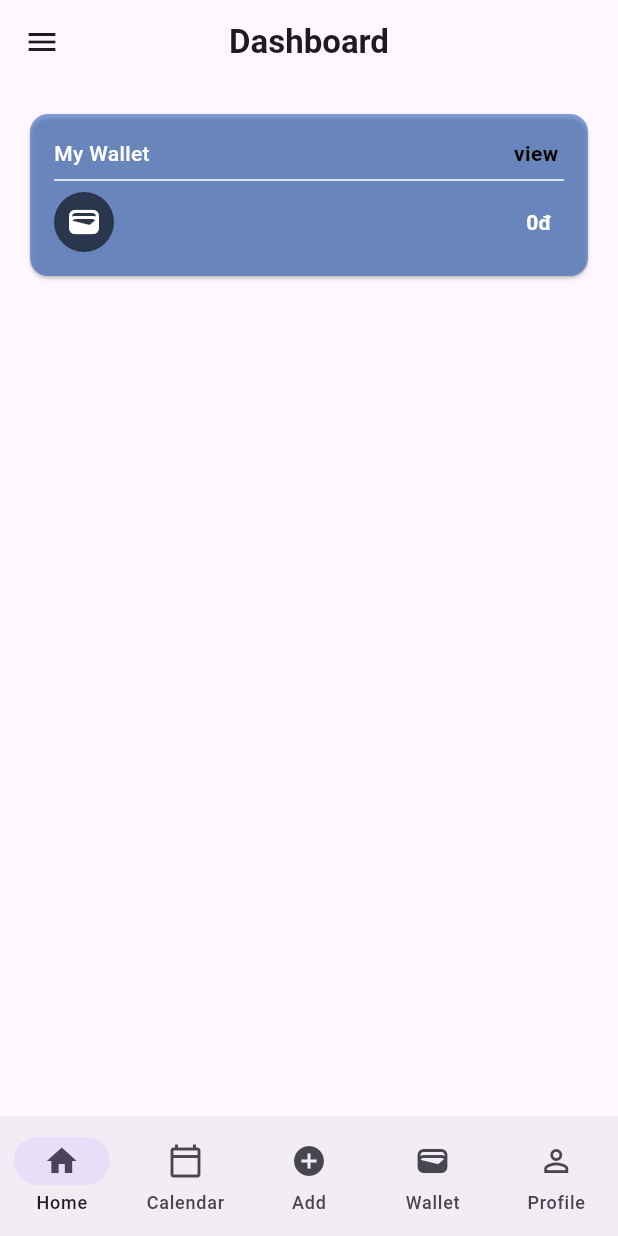
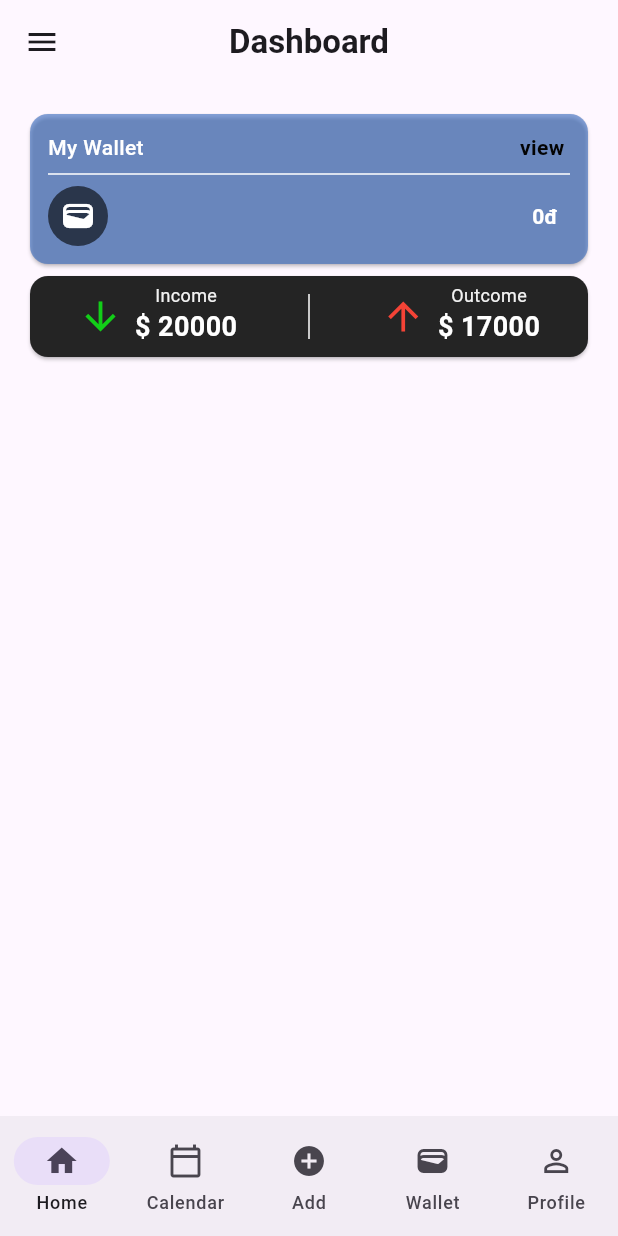
Before and after one commit to RMIT-Budgetly/budgetly, a Flutter app: the screen it shows after launch, on a phone screen of 412 x 824 dp. Run offline on Flutter 3.47's test engine with Material 3 defaults, Android fonts, the phone set to English and light mode, and no system bars.

Commit message:
BGL-30 finance status added

```diff
--- a/lib/pages/home_page/home.dart
+++ b/lib/pages/home_page/home.dart
@@ -23,11 +23,86 @@ class HomePage extends StatelessWidget {
         // color: Colors.black,
         child: Column(
           crossAxisAlignment: CrossAxisAlignment.stretch,
+          children: <Widget>[myWallet(), financeStatus()],
+        ),
+      ),
+      bottomNavigationBar: navigationBar(),
+    );
+  }
+
+  Card financeStatus() {
+    return Card(
+      color: const Color(0xFF242424),
+      child: Padding(
+          padding: const EdgeInsets.all(12.0),
+          child: IntrinsicHeight(
+            child: Row(
+              mainAxisAlignment: MainAxisAlignment.spaceAround,
               children: <Widget>[
-            Card(
+                financeStatusComponent(
+                    const Icon(
+                      Icons.arrow_downward,
+                      size: 30,
+                      color: Color.fromARGB(255, 18, 206, 24),
+                    ),
+                    'Income',
+                    20000),
+                const VerticalDivider(
+                  color: Colors.white,
+                  thickness: 1,
+                ),
+                financeStatusComponent(
+                    const Icon(
+                      Icons.arrow_upward,
+                      size: 30,
+                      color: Colors.red,
+                    ),
+                    'Outcome',
+                    17000),
+              ],
+            ),
+          )),
+    );
+  }
+
+  Row financeStatusComponent(Icon icon, String title, int value) {
+    return Row(
+      children: [
+        icon,
+        const SizedBox(width: 8.0),
+        Column(
+          children: [
+            Text(
+              title,
+              textAlign: TextAlign.left,
+              style: const TextStyle(
+                color: Color(0xFFF2F2F2),
+                fontSize: 12,
+                fontWeight: FontWeight.w400,
+                height: 0.12,
+              ),
+            ),
+            const SizedBox(height: 20.0),
+            Text(
+              '\$ $value',
+              style: const TextStyle(
+                color: Colors.white,
+                fontSize: 18,
+                fontWeight: FontWeight.w600,
+                height: 0.08,
+              ),
+            )
+          ],
+        )
+      ],
+    );
+  }
+
+  Card myWallet() {
+    return Card(
       color: const Color(0x943066BE),
       child: Padding(
-                  padding: const EdgeInsets.all(16.0),
+          padding: const EdgeInsets.all(12.0),
           child: Column(
             crossAxisAlignment: CrossAxisAlignment.stretch,
             children: [
@@ -96,11 +171,6 @@ class HomePage extends StatelessWidget {
               )
             ],
           )),
-            ),
-          ],
-        ),
-      ),
-      bottomNavigationBar: navigationBar(),
     );
   }
 
```
Lines whose indentation alone changed are shown as unchanged.
